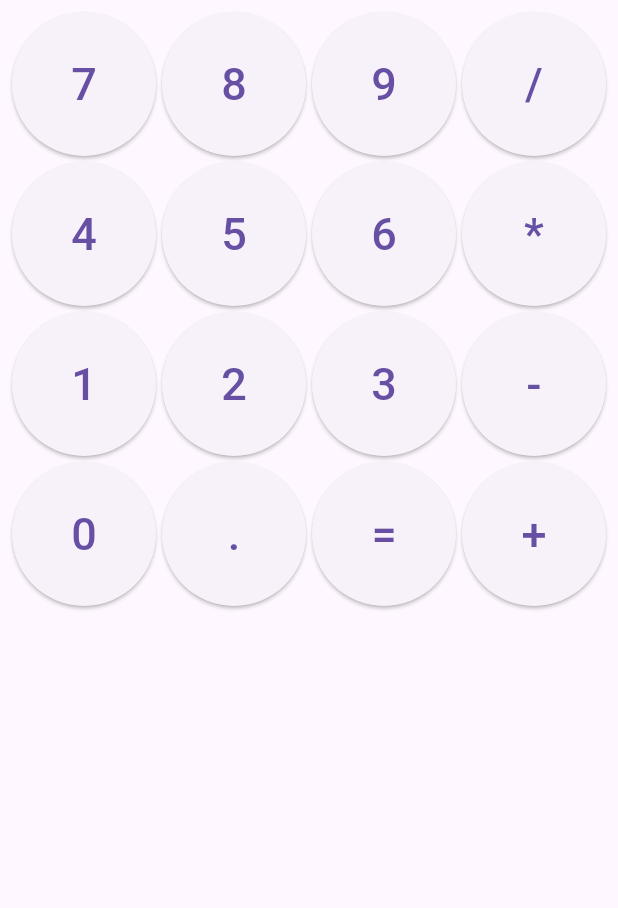
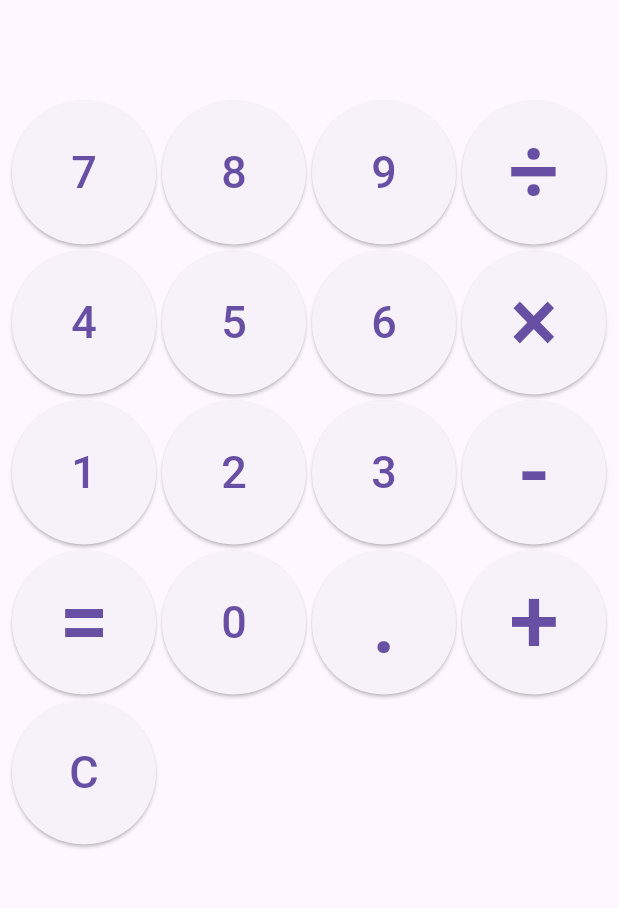
Before and after one commit to pedro-zucchi90/CalculadoraFlutter, a Flutter app: the screen it shows after launch, on a phone screen of 412 x 824 dp, the part 84-992 px from its top. Run offline on Flutter 3.47's test engine with Material 3 defaults, Android fonts, the light colour scheme and no system bars; our stand-ins replace math_expressions.

Commit message:
Terminando, praticamente

```diff
--- a/lib/main.dart
+++ b/lib/main.dart
@@ -1,11 +1,64 @@
 import 'package:flutter/material.dart';
+import 'package:math_expressions/math_expressions.dart';
 
+// Função principal que inicia a aplicação
 void main() {
   runApp(const Calculadora());
 }
 
-class Calculadora extends StatelessWidget {
+// Classe que define o estado da calculadora
+class Calculadora extends StatefulWidget {
   const Calculadora({super.key});
+
+  @override
+  _CalculadoraState createState() => _CalculadoraState();
+}
+
+// Classe que gerencia o estado da calculadora
+class _CalculadoraState extends State<Calculadora> {
+  String _display = ''; // Variável que armazena o que está sendo exibido na tela
+
+  // Função que atualiza o display com um novo valor
+  void _updateDisplay(String value) {
+    setState(() {
+      _display += value;
+    });
+  }
+
+  // Função que mostra o resultado da expressão matemática
+  void _showResult() {
+    try {
+      final result = eval(_display); // Chama a função eval para calcular o resultado
+      setState(() {
+        _display = result.toString(); // Atualiza o display com o resultado
+      });
+    } catch (e) { // Se houver um erro ao calcular o resultado exibe um alerta
+      showDialog(
+        context: context,
+        builder: (context) => AlertDialog(
+          title: const Text('Erro'),
+          content: const Text('Erro ao calcular o resultado'),
+          actions: [
+            TextButton(
+              onPressed: () {
+                Navigator.of(context).pop();
+              },
+              child: const Text('OK'),
+            ),
+          ],
+        ),
+      );
+    }
+  }
+
+  // Função que avalia uma expressão matemática e retorna o resultado
+  double eval(String expression) {
+    expression = expression.replaceAll('×', '*').replaceAll('÷', '/'); // Substitui os símbolos de multiplicação e divisão
+    Parser p = Parser(); // Cria um parser para analisar a expressão
+    Expression exp = p.parse(expression); // Analisa a expressão e cria uma expressão matemática
+    final cm = ContextModel(); // Cria um modelo de contexto para a avaliação caso tenha incógnitas
+    return exp.evaluate(EvaluationType.REAL, cm); // Avalia a expressão e retorna o resultado
+  }
 
   @override
   Widget build(BuildContext context) {
@@ -20,11 +73,13 @@ class Calculadora extends StatelessWidget {
 
         body: Column(
           children: [
+            // Display
+            Padding(
+              padding: const EdgeInsets.all(8.0),
+              child: Text(_display, style: TextStyle(fontSize: 30)),
+            ),
 
-
-
-
-            // Display
+            // Botões
             Expanded(
               child: GridView(
                 padding: const EdgeInsets.all(8.0),
@@ -35,28 +90,38 @@ class Calculadora extends StatelessWidget {
                 ),
                 children: [
                   // Linha 1
-                  ElevatedButton(onPressed: () {}, child: const Text('7', style: TextStyle(fontSize: 30),)),
-                  ElevatedButton(onPressed: () {}, child: const Text('8', style: TextStyle(fontSize: 30),)),
-                  ElevatedButton(onPressed: () {}, child: const Text('9', style: TextStyle(fontSize: 30),)),
-                  ElevatedButton(onPressed: () {}, child: const Text('/', style: TextStyle(fontSize: 30),)),
+                  ElevatedButton(onPressed: () => _updateDisplay('7'), child: const Text('7', style: TextStyle(fontSize: 30),)),
+                  ElevatedButton(onPressed: () => _updateDisplay('8'), child: const Text('8', style: TextStyle(fontSize: 30),)),
+                  ElevatedButton(onPressed: () => _updateDisplay('9'), child: const Text('9', style: TextStyle(fontSize: 30),)),
+                  ElevatedButton(onPressed: () => _updateDisplay('÷'), child: const Text('÷', style: TextStyle(fontSize: 60),)),
 
                   // Linha 2
-                  ElevatedButton(onPressed: () {}, child: const Text('4', style: TextStyle(fontSize: 30),)),
-                  ElevatedButton(onPressed: () {}, child: const Text('5', style: TextStyle(fontSize: 30),)),
-                  ElevatedButton(onPressed: () {}, child: const Text('6', style: TextStyle(fontSize: 30),)),
-                  ElevatedButton(onPressed: () {}, child: const Text('*', style: TextStyle(fontSize: 30),)),
+                  ElevatedButton(onPressed: () => _updateDisplay('4'), child: const Text('4', style: TextStyle(fontSize: 30),)),
+                  ElevatedButton(onPressed: () => _updateDisplay('5'), child: const Text('5', style: TextStyle(fontSize: 30),)),
+                  ElevatedButton(onPressed: () => _updateDisplay('6'), child: const Text('6', style: TextStyle(fontSize: 30),)),
+                  ElevatedButton(onPressed: () => _updateDisplay('×'), child: const Text('×', style: TextStyle(fontSize: 60),)),
 
                   // Linha 3
-                  ElevatedButton(onPressed: () {}, child: const Text('1', style: TextStyle(fontSize: 30),)),
-                  ElevatedButton(onPressed: () {}, child: const Text('2', style: TextStyle(fontSize: 30),)),
-                  ElevatedButton(onPressed: () {}, child: const Text('3', style: TextStyle(fontSize: 30),)),
-                  ElevatedButton(onPressed: () {}, child: const Text('-', style: TextStyle(fontSize: 30),)),
+                  ElevatedButton(onPressed: () => _updateDisplay('1'), child: const Text('1', style: TextStyle(fontSize: 30),)),
+                  ElevatedButton(onPressed: () => _updateDisplay('2'), child: const Text('2', style: TextStyle(fontSize: 30),)),
+                  ElevatedButton(onPressed: () => _updateDisplay('3'), child: const Text('3', style: TextStyle(fontSize: 30),)),
+                  ElevatedButton(onPressed: () => _updateDisplay('-'), child: const Text('-', style: TextStyle(fontSize: 60),)),
 
                   // Linha 4
-                  ElevatedButton(onPressed: () {}, child: const Text('0', style: TextStyle(fontSize: 30),)),
-                  ElevatedButton(onPressed: () {}, child: const Text('.', style: TextStyle(fontSize: 30),)),
-                  ElevatedButton(onPressed: () {}, child: const Text('=', style: TextStyle(fontSize: 30),)),
-                  ElevatedButton(onPressed: () {}, child: const Text('+', style: TextStyle(fontSize: 30),)),
+                  ElevatedButton(onPressed: () => _showResult(), child: const Text('=', style: TextStyle(fontSize: 60),)),
+                  ElevatedButton(onPressed: () => _updateDisplay('0'), child: const Text('0', style: TextStyle(fontSize: 30),)),
+                  ElevatedButton(onPressed: () => _updateDisplay('.'), child: const Text('.', style: TextStyle(fontSize: 60),)),
+                  ElevatedButton(onPressed: () => _updateDisplay('+'), child: const Text('+', style: TextStyle(fontSize: 60),)),
+
+                  // Limpar resultado ou display
+                  ElevatedButton(
+                    onPressed: () {
+                      setState(() {
+                        _display = '';
+                      });
+                    },
+                    child: const Text('C', style: TextStyle(fontSize: 30),),
+                  ),
                 ],
               ),
             ),
--- a/pubspec.yaml
+++ b/pubspec.yaml
@@ -30,6 +30,7 @@ environment:
 dependencies:
   flutter:
     sdk: flutter
+  math_expressions: ^2.4.0 #---- PARA CONSEGUIR USAR O EVAL E ATUALIZAR O DISPLAY COM O RESULTADO------------
 
   # The following adds the Cupertino Icons font to your application.
   # Use with the CupertinoIcons class for iOS style icons.
```
Also changed, not shown: pubspec.lock.
